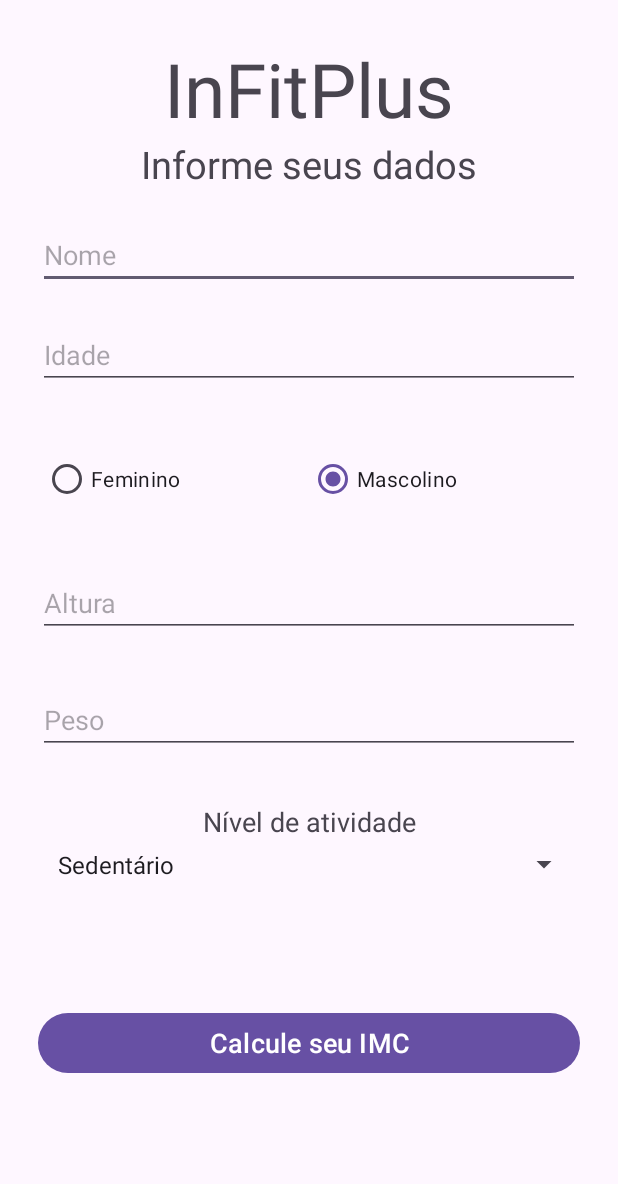
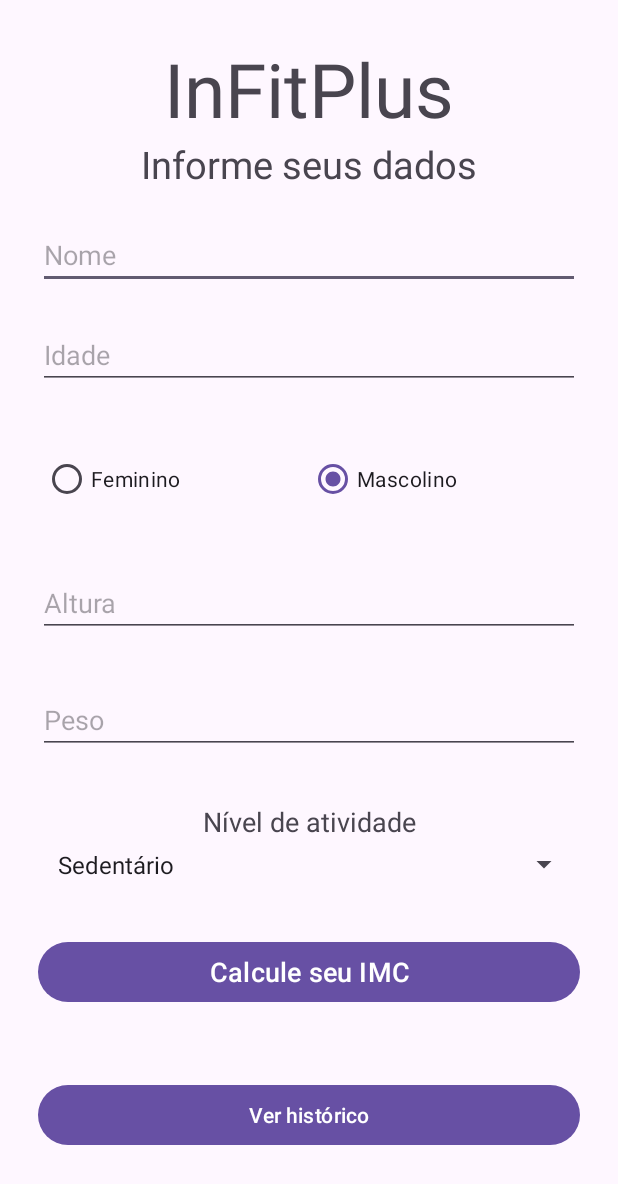
Before and after one commit to RoneGoncalves/ImFitPlus, an Android app: the PersonalDataActivity screen opened directly, with no data from a screen before it, on a phone screen of 412 x 824 dp. Shown: the top 1184 px of the screen. Run offline under Robolectric (Android 15) with nearby library versions, the phone set to English and light mode, and no system bars; our stand-ins replace Room's generated code.

Commit message:
feat: implementa activity para buscar dados do usuario e apresenta

```diff
--- a/app/src/main/AndroidManifest.xml
+++ b/app/src/main/AndroidManifest.xml
@@ -12,6 +12,9 @@
         android:supportsRtl="true"
         android:theme="@style/Theme.ImFitPlus"
         tools:targetApi="31">
+        <activity
+            android:name=".CalculationHistoryActivity"
+            android:exported="false" />
         <activity
             android:name=".HealthReportActivity"
             android:exported="false" />
--- a/app/src/main/java/br/edu/ifsp/scl/ads/prdm/sc3015467/imfitplus/model/CalculationDao.kt
+++ b/app/src/main/java/br/edu/ifsp/scl/ads/prdm/sc3015467/imfitplus/model/CalculationDao.kt
@@ -1,6 +1,7 @@
 package br.edu.ifsp.scl.ads.prdm.sc3015467.imfitplus.model
 
 import androidx.room.*
+import br.edu.ifsp.scl.ads.prdm.sc3015467.imfitplus.dto.CalculationWithUserDto
 
 @Dao
 interface CalculationDao {
@@ -8,18 +9,17 @@ interface CalculationDao {
     @Insert
     fun insert(calculation: Calculation): Long
 
-    @Update
-    fun update(calculation: Calculation): Int
-
-    @Delete
-    fun delete(calculation: Calculation): Int
-
-    @Query("SELECT * FROM calculation WHERE id = :id")
-    fun getById(id: Int): Calculation?
-
-    @Query("SELECT * FROM calculation WHERE userId = :userId")
-    fun getByUser(userId: Int): List<Calculation>
-
-    @Query("SELECT * FROM calculation")
-    fun getAll(): List<Calculation>
+    @Query("""
+    SELECT
+        p.name AS userName,
+        p.age AS age,
+        p.sex AS sex,
+        c.imc,
+        c.category,
+        c.tmb,
+        c.idealWeight
+    FROM calculation c
+    INNER JOIN personal_data p ON p.id = c.userId
+""")
+    fun getCalculationHistory(): List<CalculationWithUserDto>
 }
--- a/app/src/main/res/layout/activity_personal_data.xml
+++ b/app/src/main/res/layout/activity_personal_data.xml
@@ -131,6 +131,17 @@
         app:layout_constraintEnd_toEndOf="parent"
         app:layout_constraintStart_toStartOf="parent"
         app:layout_constraintTop_toBottomOf="@id/activity_level_sp"
+        app:layout_constraintBottom_toTopOf="@+id/history_bt"/>
+
+    <Button
+        android:id="@+id/history_bt"
+        android:layout_width="match_parent"
+        android:layout_height="wrap_content"
+        android:text="@string/see_calculation_history"
+        android:layout_marginTop="16dp"
+        app:layout_constraintStart_toStartOf="parent"
+        app:layout_constraintTop_toBottomOf="@id/calculate_bt"
         app:layout_constraintBottom_toBottomOf="parent"/>
 
+
 </androidx.constraintlayout.widget.ConstraintLayout>
--- a/app/src/main/res/values/strings.xml
+++ b/app/src/main/res/values/strings.xml
@@ -26,6 +26,8 @@
     <string name="finish_app">Finalizar aplicação</string>
     <string name="imc_report">Ver resultados finas</string>
     <string name="drink_water">Não se esqueça de beber bastante água!!</string>
+    <string name="calculation_history">Histórico de Cálculos</string>
+    <string name="see_calculation_history">Ver histórico</string>
     <string-array name="activity_level">
         <item>Sedentário</item>
         <item>Leve</item>
```
Also changed, not shown: app/src/main/java/br/edu/ifsp/scl/ads/prdm/sc3015467/imfitplus/CalculationHistoryActivity.kt (added, +37 -0 lines), app/src/main/java/br/edu/ifsp/scl/ads/prdm/sc3015467/imfitplus/PersonalDataActivity.kt (+8 -2 lines), app/src/main/java/br/edu/ifsp/scl/ads/prdm/sc3015467/imfitplus/adapter/CalculationHistoryAdapter.kt (renamed from app/src/main/java/br/edu/ifsp/scl/ads/prdm/sc3015467/imfitplus/adapter/CalculationAdapter.kt, +21 -16 lines), app/src/main/java/br/edu/ifsp/scl/ads/prdm/sc3015467/imfitplus/controller/HistoryController.kt (+2 -18 lines), app/src/main/java/br/edu/ifsp/scl/ads/prdm/sc3015467/imfitplus/dto/CalculationWithUserDto.kt (added, +11 -0 lines), app/src/main/res/layout/activity_calculation_history.xml (added, +22 -0 lines), app/src/main/res/layout/tile_calculation.xml (+8 -0 lines).
